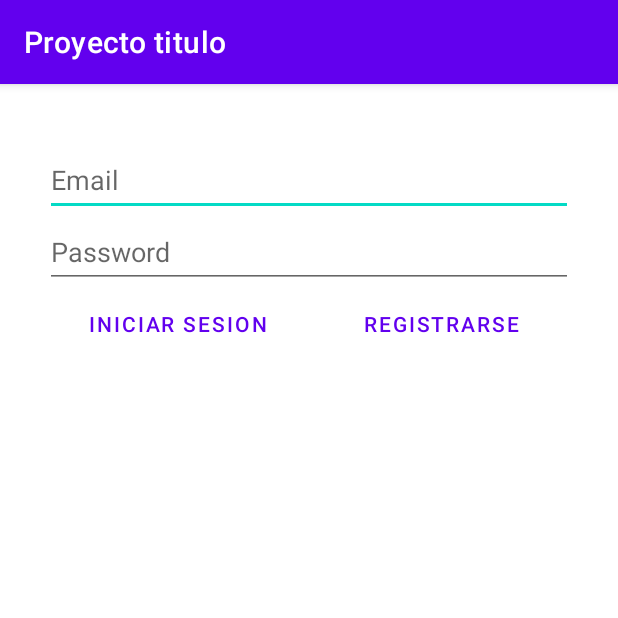
After one commit to Ckeshua/Artys-Proyecto, an Android app: the Activity_auth screen opened directly, with no data from a screen before it, on a phone screen of 412 x 824 dp, the top half of it. The commit adds this screen. Run offline under Robolectric (Android 15) with nearby library versions, the phone set to English and light mode, and no system bars; our stand-ins replace Firebase (no records; nobody signed in at launch, a user with empty details on screens opened directly).

Commit message:
Se agrega inicio de sesion y registro a la aplicacion

```diff
--- a/app/src/main/AndroidManifest.xml
+++ b/app/src/main/AndroidManifest.xml
@@ -14,6 +14,9 @@
         android:theme="@style/Theme.ProyectoTitulo"
         tools:targetApi="31">
         <activity
+            android:name=".Activity_auth"
+            android:exported="false" />
+        <activity
             android:name=".MainActivity"
             android:exported="true">
             <intent-filter>
--- /dev/null
+++ b/app/src/main/java/com/UnabEduardo/proyectotitulo/Activity_auth.kt
@@ -0,0 +1,66 @@
+package com.UnabEduardo.proyectotitulo
+
+import android.content.Intent
+import androidx.appcompat.app.AppCompatActivity
+import android.os.Bundle
+import android.widget.Button
+import android.widget.EditText
+import androidx.appcompat.app.AlertDialog
+import com.google.firebase.auth.FirebaseAuth
+
+class Activity_auth : AppCompatActivity() {
+    override fun onCreate(savedInstanceState: Bundle?) {
+        super.onCreate(savedInstanceState)
+        setContentView(R.layout.activity_auth)
+
+        val InputEmail = findViewById<EditText>(R.id.InputEmail)
+        val InputPassw = findViewById<EditText>(R.id.InputPassw)
+        val myintent = Intent(this, MainActivity::class.java)
+
+        findViewById<Button>(R.id.Btn_IniciarS).setOnClickListener {
+            if (findViewById<EditText>(R.id.InputEmail).text.isNotEmpty() &&
+                findViewById<EditText>(R.id.InputPassw).text.isNotEmpty()
+            ) {
+                FirebaseAuth.getInstance()
+                    .signInWithEmailAndPassword(
+                        InputEmail.text.toString(),
+                        InputPassw.text.toString()
+                    ).addOnCompleteListener {
+                        if (it.isSuccessful) {
+                            startActivity(myintent)
+                        }
+                        else{
+                            showAlert()
+                        }
+                    }
+            }
+        }
+        findViewById<Button>(R.id.Btn_register).setOnClickListener {
+            if (findViewById<EditText>(R.id.InputEmail).text.isNotEmpty() &&
+                findViewById<EditText>(R.id.InputPassw).text.isNotEmpty()
+            ){
+                FirebaseAuth.getInstance()
+                    .createUserWithEmailAndPassword(
+                        InputEmail.text.toString(),
+                        InputPassw.text.toString()
+                    ).addOnCompleteListener {
+                        if (it.isSuccessful){
+                            startActivity(myintent)
+                        }
+                        else{
+                            showAlert()
+                        }
+                    }
+            }
+
+        }
+    }
+    private fun showAlert(){
+        val builder = AlertDialog.Builder(this)
+        builder.setTitle("Error")
+        builder.setMessage("Se ha producido un error al autenticar usuario")
+        builder.setPositiveButton("Aceptar",null)
+        val dialog: AlertDialog = builder.create()
+        dialog.show()
+    }
+}
--- /dev/null
+++ b/app/src/main/res/layout/activity_auth.xml
@@ -0,0 +1,65 @@
+<?xml version="1.0" encoding="utf-8"?>
+<androidx.constraintlayout.widget.ConstraintLayout xmlns:android="http://schemas.android.com/apk/res/android"
+    xmlns:app="http://schemas.android.com/apk/res-auto"
+    xmlns:tools="http://schemas.android.com/tools"
+    android:layout_width="match_parent"
+    android:layout_height="match_parent"
+    tools:context=".MainActivity">
+
+    <LinearLayout
+        android:layout_width="0dp"
+        android:layout_height="match_parent"
+        android:layout_marginStart="30dp"
+        android:layout_marginTop="40dp"
+        android:layout_marginEnd="30dp"
+        android:orientation="vertical"
+        app:layout_constraintEnd_toEndOf="parent"
+        app:layout_constraintStart_toStartOf="parent"
+        app:layout_constraintTop_toTopOf="parent" >
+
+        <EditText
+            android:id="@+id/InputEmail"
+            android:layout_width="match_parent"
+            android:layout_height="wrap_content"
+            android:ems="10"
+            android:hint="@string/prompt_email"
+            android:inputType="textEmailAddress"
+            android:minHeight="48dp"
+            android:autofillHints="" />
+
+        <EditText
+            android:id="@+id/InputPassw"
+            android:layout_width="match_parent"
+            android:layout_height="wrap_content"
+            android:ems="10"
+            android:hint="@string/prompt_password"
+            android:inputType="textPassword"
+            android:minHeight="48dp"
+            android:autofillHints="" />
+
+        <LinearLayout
+            android:layout_width="match_parent"
+            android:layout_height="match_parent"
+            android:orientation="horizontal">
+
+            <Button
+                android:id="@+id/Btn_IniciarS"
+                android:layout_width="0dp"
+                android:layout_height="wrap_content"
+                android:layout_weight="1"
+                android:text="@string/logins"
+                style="?android:attr/buttonBarButtonStyle" />
+
+            <Button
+                android:id="@+id/Btn_register"
+                android:layout_width="0dp"
+                android:layout_height="wrap_content"
+                android:layout_weight="1"
+                android:text="@string/registrarse"
+                style="?android:attr/buttonBarButtonStyle" />
+
+        </LinearLayout>
+
+    </LinearLayout>
+
+</androidx.constraintlayout.widget.ConstraintLayout>
--- /dev/null
+++ b/app/src/main/res/values-land/dimens.xml
@@ -0,0 +1,3 @@
+<resources>
+ <dimen name="activity_horizontal_margin">48dp</dimen>
+</resources>
--- /dev/null
+++ b/app/src/main/res/values-w1240dp/dimens.xml
@@ -0,0 +1,3 @@
+<resources>
+ <dimen name="activity_horizontal_margin">200dp</dimen>
+</resources>
--- /dev/null
+++ b/app/src/main/res/values-w600dp/dimens.xml
@@ -0,0 +1,3 @@
+<resources>
+ <dimen name="activity_horizontal_margin">48dp</dimen>
+</resources>
--- /dev/null
+++ b/app/src/main/res/values/dimens.xml
@@ -0,0 +1,5 @@
+<resources>
+    <!-- Default screen margins, per the Android Design guidelines. -->
+ <dimen name="activity_horizontal_margin">16dp</dimen>
+ <dimen name="activity_vertical_margin">16dp</dimen>
+</resources>
--- a/app/src/main/res/values/strings.xml
+++ b/app/src/main/res/values/strings.xml
@@ -1,3 +1,17 @@
 <resources>
     <string name="app_name">Proyecto titulo</string>
+    <string name="title_activity_login">LoginActivity</string>
+    <string name="prompt_email">Email</string>
+    <string name="prompt_password">Password</string>
+    <string name="action_sign_in">Sign in or register</string>
+    <string name="action_sign_in_short">Sign in</string>
+    <string name="welcome">"Welcome !"</string>
+    <string name="invalid_username">Not a valid username</string>
+    <string name="invalid_password">Password must be >5 characters</string>
+    <string name="login_failed">"Login failed"</string>
+    <string name="login">"Log in"</string>
+    <string name="Ingresar">Ingresar</string>
+    <string name="logins">Iniciar Sesion</string>
+    <string name="Crear_cuenta">¿No tiene cuenta? Crear cuenta.</string>
+    <string name="registrarse">Registrarse</string>
 </resources>
```
Also changed, not shown: app/build.gradle (+19 -4 lines), app/src/main/java/com/UnabEduardo/proyectotitulo/MainActivity.kt (+9 -0 lines), app/src/main/res/layout/activity_main.xml (+15 -6 lines), build.gradle (+11 -0 lines), 1 other file.
